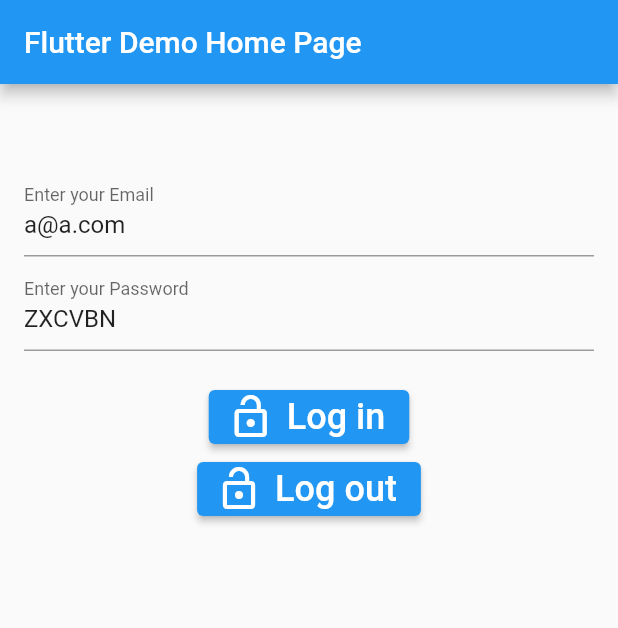
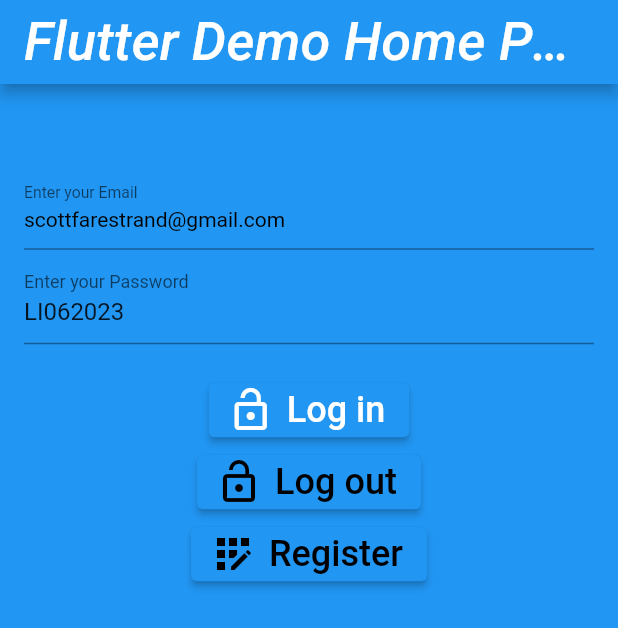
Before and after one commit to ScottFarestrand/firestore_authentication, a Flutter app: the screen it shows after launch, on a phone screen of 412 x 824 dp. Shown: the top 628 px of the screen. Run offline on Flutter 3.47's test engine with Material 2 defaults, Android fonts, the phone set to English and light mode, and no system bars; our stand-ins replace firebase_auth, firebase_core; accounts and stored records are empty; Roboto replaces fonts that are missing (Georgia, Hind).

Commit message:
Ready to do edits on Registration screen

```diff
--- a/lib/main.dart
+++ b/lib/main.dart
@@ -1,8 +1,17 @@
 import 'package:flutter/material.dart';
+import 'package:firebase_auth/firebase_auth.dart';
+import 'package:firebase_core/firebase_core.dart';
 import 'widgets/login.dart';
+import 'screens/register.dart';
+import 'screens/userScreen.dart';
 
-void main() {
-  runApp(const MyApp());
+// void main() {
+//   runApp(const MyApp());
+// }
+Future main() async {
+  WidgetsFlutterBinding.ensureInitialized();
+  await Firebase.initializeApp();
+  runApp(MyApp());
 }
 
 class MyApp extends StatelessWidget {
@@ -14,9 +23,27 @@ class MyApp extends StatelessWidget {
     return MaterialApp(
       title: 'Flutter Demo',
       theme: ThemeData(
-        primarySwatch: Colors.blue,
+        // Define the default brightness and colors.
+        // brightness: Brightness.dark,
+        primaryColor: Colors.lightBlue[800],
+
+        // Define the default font family.
+        fontFamily: 'Georgia',
+
+        // Define the default `TextTheme`. Use this to specify the default
+        // text styling for headlines, titles, bodies of text, and more.
+        textTheme: const TextTheme(
+          headline1: TextStyle(fontSize: 72.0, fontWeight: FontWeight.bold),
+          headline6: TextStyle(fontSize: 36.0, fontStyle: FontStyle.italic),
+          bodyText2: TextStyle(fontSize: 14.0, fontFamily: 'Hind', color:  Colors.black),
+        ),
       ),
       home: const MyHomePage(title: 'Flutter Demo Home Page'),
+      // initialRoute: Login.id;
+      routes: {
+    Register_Screen.id: (context) => Register_Screen(),
+        UserScreen.id: (context) => UserScreen(),
+      },
     );
   }
 }
@@ -38,10 +65,23 @@ class _MyHomePageState extends State<MyHomePage> {
   Widget build(BuildContext context) {
 
     return Scaffold(
+      backgroundColor: Theme.of(context).colorScheme.primary,
       appBar: AppBar(
             title: Text(widget.title),
       ),
-      body: const Login(),
+        // body: Login(),
+        body: StreamBuilder<User?>(
+          stream: FirebaseAuth.instance.authStateChanges(),
+          builder: (context, snapshot){
+            if (snapshot.hasData) {
+              print("Yes");
+              return Login();
+            }else{
+              print("Not");
+              return Login();
+            }
+          },
+        )
     );
   }
 }
--- a/lib/widgets/login.dart
+++ b/lib/widgets/login.dart
@@ -1,5 +1,7 @@
+
 import 'package:flutter/material.dart';
 import 'package:firebase_auth/firebase_auth.dart';
+import '../screens/register.dart';
 class Login extends StatefulWidget {
   const Login({Key? key}) : super(key: key);
 
@@ -11,6 +13,7 @@ class _LoginState extends State<Login> {
   final emailController = TextEditingController();
   final passwordController = TextEditingController();
 
+
   @override
   void dispose() {
     emailController.dispose();
@@ -18,17 +21,25 @@ class _LoginState extends State<Login> {
     super.dispose();
   }
   Widget build(BuildContext context) {
-    emailController.text = "a@a.com";
-    passwordController.text = "ZXCVBN";
-    return SingleChildScrollView(
+    emailController.text = "scottfarestrand@gmail.com";
+    passwordController.text = "LI062023";
+    return Container(
+      color: Theme.of(context).colorScheme.primary,
+
+      // decoration: new BoxDecoration(
+      //   // color: Theme.of(context).colorScheme.secondary,
+      //   // color: Colors.lightBlue,
+      // ),
+
+      child: SingleChildScrollView(
         padding: const EdgeInsets.all(16),
         child: Column(
           mainAxisAlignment: MainAxisAlignment.center,
           children: [
             const SizedBox(height: 40),
             TextField(
+              style: Theme.of(context).textTheme.bodyText2,
               controller: emailController,
-            cursorColor: Colors.white,
               textInputAction: TextInputAction.next,
               decoration: const InputDecoration(
                   labelText: "Enter your Email"
@@ -59,14 +70,26 @@ class _LoginState extends State<Login> {
                 style: ElevatedButton.styleFrom(
                   maximumSize: const Size.fromHeight(50),
                 ),
-              icon: const Icon(Icons.lock_open, size: 32),
+                icon: const Icon(Icons.lock_open, size: 32, color:  Colors.black,),
                 label: const Text("Log out",
-                style: TextStyle(fontSize: 24),
+                  style: TextStyle(fontSize: 24, color: Colors.black),
                 ),
                 onPressed: (){
                   logout();
                 } ),
+            ElevatedButton.icon(
+                style: ElevatedButton.styleFrom(
+                  maximumSize: const Size.fromHeight(50),
+                ),
+                icon: const Icon(Icons.app_registration, size: 32, color: Colors.black,),
+                label: const Text("Register",
+                  style: TextStyle(fontSize: 24, color: Colors.black),
+                ),
+                onPressed: (){
+                  Navigator.pushNamed(context, Register_Screen.id);
+                } ),
           ],
+        ),
       ),
     );
 
@@ -74,10 +97,29 @@ class _LoginState extends State<Login> {
   }
 }
 Future login(email, password) async {
+  try{
     await FirebaseAuth.instance.signInWithEmailAndPassword(
-      email: email, password: password);
+        email: email, password: password).then((value) {
+      print(value);
+      // Navigator.pushNamed(context, UserScreen());
+    });
+  }catch(e){
+    print(e);
+  }
 }
 Future logout() async{
   await FirebaseAuth.instance.signOut();
   print("Logout");
 }
+
+
+// Future register(email, password )async {
+//   try{
+//     await FirebaseAuth.instance.createUserWithEmailAndPassword(
+//         email: email, password: password).then((value) {
+//       print(value);
+//     });
+//   }catch(e){
+//     print(e);
+//   }
+// }
--- a/pubspec.yaml
+++ b/pubspec.yaml
@@ -34,8 +34,9 @@ dependencies:
   # The following adds the Cupertino Icons font to your application.
   # Use with the CupertinoIcons class for iOS style icons.
   cupertino_icons: ^1.0.2
-  cloud_firestore: ^3.1.5
+  cloud_firestore: ^3.1.16
   firebase_auth: ^3.3.4
+
 
 
 dev_dependencies:
```
Also changed, not shown: lib/methods/date_picker.dart (added, +18 -0 lines), lib/screens/login.dart (added, +103 -0 lines), lib/screens/register.dart (added, +113 -0 lines), lib/screens/userScreen.dart (added, +12 -0 lines), pubspec.lock. Lines whose indentation alone changed are shown as unchanged.
